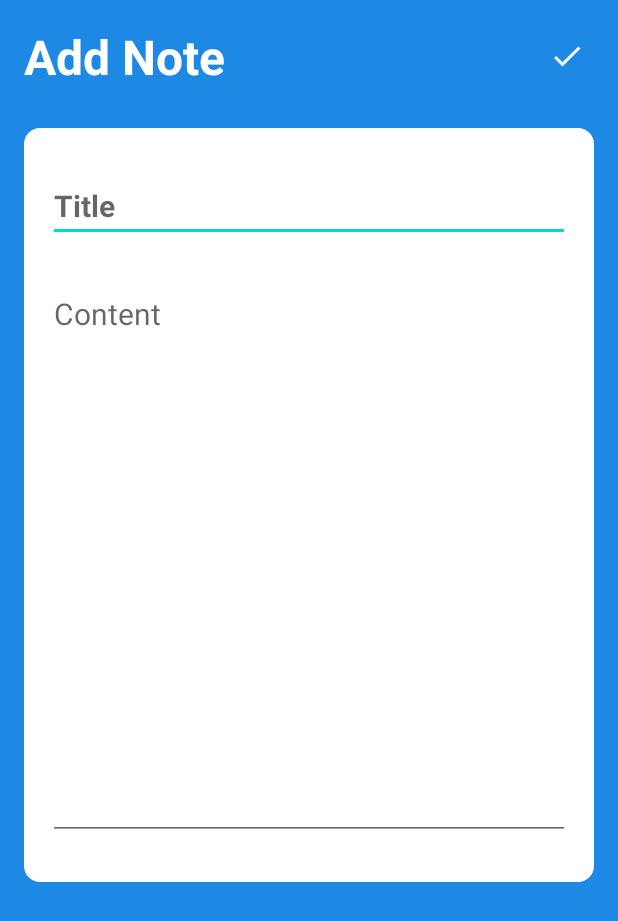
After one commit to Amelhot/And1ProjectApp, an Android app: the NoteInfoActivity screen opened directly, with no data from a screen before it, on a phone screen of 412 x 824 dp. The commit adds this screen. Shown: the top 921 px of the screen. Run offline under Robolectric (Android 15) with nearby library versions, the phone set to English and light mode, and no system bars; our stand-ins replace Firebase (no records; nobody signed in at launch, a user with empty details on screens opened directly).

Commit message:
Created NoteInfoActivity and implemented methods.
Every added note will be sent and stored in Firebase Database.

```diff
--- a/app/build.gradle
+++ b/app/build.gradle
@@ -35,6 +35,7 @@ dependencies {
     implementation 'com.google.android.material:material:1.7.0'
     implementation 'androidx.constraintlayout:constraintlayout:2.1.4'
     implementation 'com.google.firebase:firebase-auth:21.1.0'
+    implementation 'com.google.firebase:firebase-firestore:24.4.1'
     testImplementation 'junit:junit:4.13.2'
     androidTestImplementation 'androidx.test.ext:junit:1.1.4'
     androidTestImplementation 'androidx.test.espresso:espresso-core:3.5.0'
--- /dev/null
+++ b/app/src/main/java/com/example/smartnoteapp/NoteInfoActivity.java
@@ -0,0 +1,75 @@
+package com.example.smartnoteapp;
+
+import androidx.annotation.NonNull;
+import androidx.appcompat.app.AppCompatActivity;
+
+import android.os.Bundle;
+import android.speech.tts.UtteranceProgressListener;
+import android.widget.EditText;
+import android.widget.ImageButton;
+
+import com.google.android.gms.tasks.OnCompleteListener;
+import com.google.android.gms.tasks.Task;
+import com.google.firebase.Timestamp;
+import com.google.firebase.firestore.DocumentReference;
+
+public class NoteInfoActivity extends AppCompatActivity {
+
+    EditText titleEditText;
+    EditText contentEditText;
+    ImageButton saveNoteBtn;
+
+
+    @Override
+    protected void onCreate(Bundle savedInstanceState) {
+        super.onCreate(savedInstanceState);
+        setContentView(R.layout.activity_note_info);
+
+        titleEditText = findViewById(R.id.noteTitleTxt);
+        contentEditText = findViewById(R.id.noteContentTxt);
+        saveNoteBtn = findViewById(R.id.checkSaveBtn);
+
+
+        saveNoteBtn.setOnClickListener((v)-> saveNote());
+
+
+    }
+
+    void saveNote(){
+        String noteTitle = titleEditText.getText().toString();
+        String noteContent = contentEditText.getText().toString();
+        if (noteTitle == null || noteTitle.isEmpty() ){
+            titleEditText.setError("Title is needed");
+            return;
+        }
+        Note note = new Note();
+        note.setTitle(noteTitle);
+        note.setContent(noteContent);
+        note.setTimestamp(Timestamp.now());
+
+        saveNoteToFirebase(note);
+    }
+
+    void saveNoteToFirebase(Note note){
+        DocumentReference documentReference;
+        documentReference = Utility.getCollectionReferenceForNotes().document();
+
+        documentReference.set(note).addOnCompleteListener(new OnCompleteListener<Void>() {
+            @Override
+            public void onComplete(@NonNull Task<Void> task) {
+                if (task.isSuccessful()) {
+                    //Added note
+                    Utility.showToast(NoteInfoActivity.this, "Notes Added!");
+                    finish();
+
+                }else{
+                    Utility.showToast(NoteInfoActivity.this,"Adding note failed");
+                }
+
+            }
+        });
+
+    }
+
+
+}
--- a/app/src/main/java/com/example/smartnoteapp/SplashActivity.java
+++ b/app/src/main/java/com/example/smartnoteapp/SplashActivity.java
@@ -25,7 +25,7 @@ public class SplashActivity extends AppCompatActivity {
                     startActivity(new Intent(SplashActivity.this, LoginActivity.class));
 
                 }else{
-                    startActivity(new Intent(SplashActivity.this, NewAccountActivity.class));
+                    startActivity(new Intent(SplashActivity.this, MainActivity.class));
                 }
 
                 finish();
--- /dev/null
+++ b/app/src/main/res/drawable/add_button.xml
@@ -0,0 +1,5 @@
+<vector android:height="24dp" android:tint="#000000"
+    android:viewportHeight="24" android:viewportWidth="24"
+    android:width="24dp" xmlns:android="http://schemas.android.com/apk/res/android">
+    <path android:fillColor="@android:color/white" android:pathData="M19,13h-6v6h-2v-6H5v-2h6V5h2v6h6v2z"/>
+</vector>
--- /dev/null
+++ b/app/src/main/res/drawable/done_icon.xml
@@ -0,0 +1,5 @@
+<vector android:height="24dp" android:tint="#000000"
+    android:viewportHeight="24" android:viewportWidth="24"
+    android:width="24dp" xmlns:android="http://schemas.android.com/apk/res/android">
+    <path android:fillColor="@android:color/white" android:pathData="M9,16.2L4.8,12l-1.4,1.4L9,19 21,7l-1.4,-1.4L9,16.2z"/>
+</vector>
--- /dev/null
+++ b/app/src/main/res/layout/activity_note_info.xml
@@ -0,0 +1,78 @@
+<?xml version="1.0" encoding="utf-8"?>
+<RelativeLayout xmlns:android="http://schemas.android.com/apk/res/android"
+    xmlns:app="http://schemas.android.com/apk/res-auto"
+    xmlns:tools="http://schemas.android.com/tools"
+    android:layout_width="match_parent"
+    android:layout_height="match_parent"
+    android:background="@color/my_color"
+    android:padding="16dp"
+    tools:context=".NoteInfoActivity">
+
+
+    <RelativeLayout
+        android:layout_width="match_parent"
+        android:layout_height="wrap_content"
+        android:id="@+id/titBarLayout">
+
+        <TextView
+            android:layout_width="wrap_content"
+            android:layout_height="wrap_content"
+            android:id="@+id/titlePage"
+            android:text="Add Note"
+            android:textSize="32sp"
+            android:textColor="@color/white"
+            android:textStyle="bold"/>
+
+
+        <ImageButton
+            android:layout_width="36dp"
+            android:layout_height="36dp"
+            android:id="@+id/checkSaveBtn"
+            android:src="@drawable/done_icon"
+            android:layout_alignParentEnd="true"
+            android:layout_centerVertical="true"
+            app:tint="@color/white"
+            android:background="#1E88E5"/>
+
+
+    </RelativeLayout>
+
+
+    <LinearLayout
+        android:layout_width="match_parent"
+        android:layout_height="wrap_content"
+        android:layout_below="@id/titBarLayout"
+        android:orientation="vertical"
+        android:padding="16dp"
+        android:layout_marginVertical="26dp"
+        android:backgroundTint="@color/white"
+        android:background="@drawable/rounded_corner">
+
+
+        <EditText
+            android:layout_width="match_parent"
+            android:layout_height="wrap_content"
+            android:id="@+id/noteTitleTxt"
+            android:hint="Title"
+            android:textSize="20sp"
+            android:textStyle="bold"
+            android:layout_marginVertical="12dp"
+            android:textColor="@color/black"/>
+
+
+        <EditText
+            android:layout_width="match_parent"
+            android:layout_height="wrap_content"
+            android:id="@+id/noteContentTxt"
+            android:hint="Content"
+            android:minLines="15"
+            android:gravity="top"
+            android:textSize="20sp"
+            android:layout_marginVertical="12dp"
+            android:textColor="@color/black"/>
+
+    </LinearLayout>
+
+
+
+</RelativeLayout>
```
Also changed, not shown: app/src/main/AndroidManifest.xml (+7 -0 lines), app/src/main/java/com/example/smartnoteapp/MainActivity.java (+8 -0 lines), app/src/main/java/com/example/smartnoteapp/Note.java (added, +36 -0 lines), app/src/main/java/com/example/smartnoteapp/Utility.java (+12 -0 lines), app/src/main/res/layout/activity_main.xml (+15 -8 lines).
